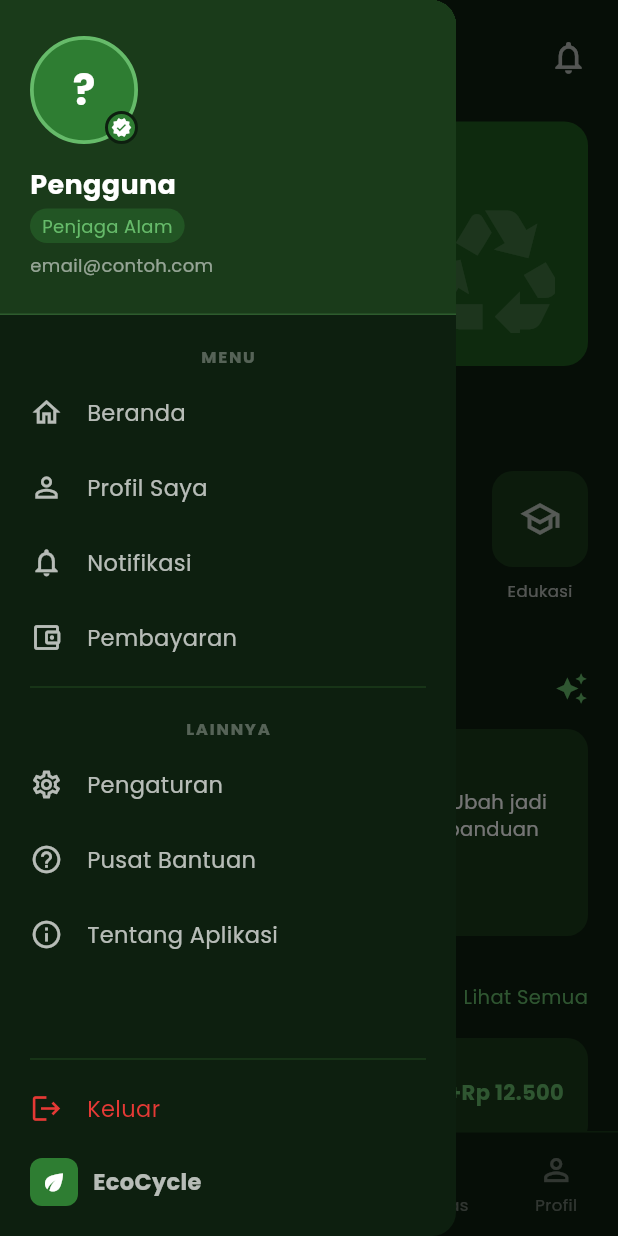
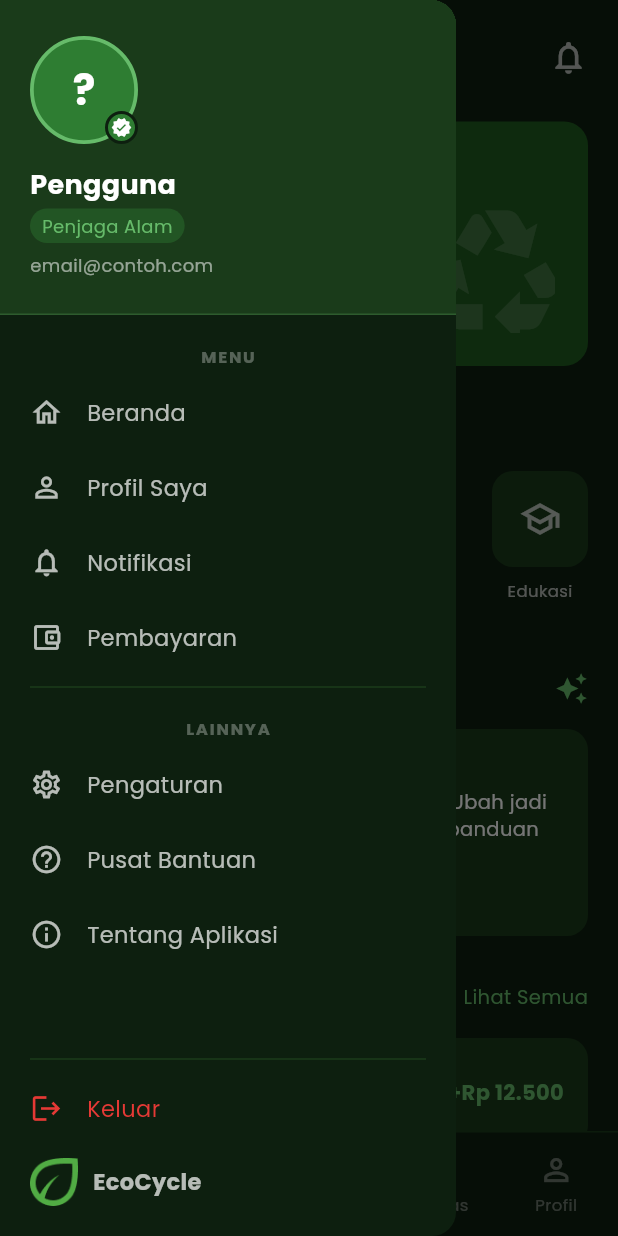
Before and after one commit to myasiirarafat07-ui/flutter_ecocycle, a Flutter app: the MainWrapper screen opened directly, with the side drawer open, on a phone screen of 412 x 824 dp. Run offline on Flutter 3.47's test engine with Material 3 defaults, Android fonts, the phone set to English and light mode, and no system bars.

Commit message:
update tag account

```diff
--- a/lib/providers/user_provider.dart
+++ b/lib/providers/user_provider.dart
@@ -11,6 +11,7 @@ class UserProvider extends ChangeNotifier {
   String _phone = '';
   String _address = '';
   String _memberSince = '';
+  String _userType = '';
   bool _isPremium = false;
   double _totalWasteKg = 0;
   double _weeklyChangePercent = 0;
@@ -23,6 +24,7 @@ class UserProvider extends ChangeNotifier {
   String get phone => _phone;
   String get address => _address;
   String get memberSince => _memberSince;
+  String get userType => _userType;
   bool get isPremium => _isPremium;
   double get totalWasteKg => _totalWasteKg;
   double get weeklyChangePercent => _weeklyChangePercent;
@@ -62,6 +64,7 @@ class UserProvider extends ChangeNotifier {
     _address = '';
     _memberSince = DateTime.now().year.toString();
     _isPremium = false;
+    _userType = userType;
     _totalWasteKg = 0;
     _weeklyChangePercent = 0;
     _treesPlanted = 0;
@@ -91,6 +94,7 @@ class UserProvider extends ChangeNotifier {
     _address = '';
     _memberSince = '';
     _isPremium = false;
+    _userType = '';
     _totalWasteKg = 0;
     _weeklyChangePercent = 0;
     _treesPlanted = 0;
--- a/lib/screens/profile/personal_info_screen.dart
+++ b/lib/screens/profile/personal_info_screen.dart
@@ -315,13 +315,15 @@ class _PersonalInfoScreenState extends State<PersonalInfoScreen> {
   }
 
   Widget _buildBadge() {
+  final user = context.read<UserProvider>();
+  final badgeLabel = user.userType.isNotEmpty ? user.userType : 'Member EcoCycle';
   return Row(
     mainAxisSize: MainAxisSize.min,
     children: [
       Icon(Icons.shield_outlined, color: AppColors.primaryLight, size: 15),
       const SizedBox(width: 5),
       Text(
-          'Member EcoCycle',
+        badgeLabel,
         style: TextStyle(
           color: AppColors.primaryLight,
           fontSize: 13,
--- a/lib/screens/profile/profile_screen.dart
+++ b/lib/screens/profile/profile_screen.dart
@@ -109,7 +109,9 @@ class ProfileScreen extends StatelessWidget {
         ],
         const SizedBox(height: 4),
         Text(
-          user.memberSince.isEmpty ? '' : 'Member sejak ${user.memberSince}',
+          user.memberSince.isEmpty
+            ? ''
+            : 'Member sejak ${user.memberSince}${user.userType.isNotEmpty ? ' · ${user.userType}' : ''}',
           style: const TextStyle(color: Colors.white54, fontSize: 13),
         ),
       ],
--- a/lib/widgets/app_drawer.dart
+++ b/lib/widgets/app_drawer.dart
@@ -23,6 +23,7 @@ class AppDrawer extends StatelessWidget {
     final displayName = user.name.isEmpty ? 'Pengguna' : user.name;
     final displayEmail = user.email.isEmpty ? 'email@contoh.com' : user.email;
     final initials = user.name.isNotEmpty ? user.name[0].toUpperCase() : '?';
+    final userType = user.userType;
 
     return Drawer(
       backgroundColor: const Color(0xFF0D1F0F),
@@ -35,6 +36,7 @@ class AppDrawer extends StatelessWidget {
               displayName: displayName,
               displayEmail: displayEmail,
               isPremium: user.isPremium,
+              userType: userType,
             ),
 
             const SizedBox(height: 8),
@@ -228,12 +230,14 @@ class _DrawerHeader extends StatelessWidget {
   final String displayName;
   final String displayEmail;
   final bool isPremium;
+  final String userType; // ← tambahan
 
   const _DrawerHeader({
     required this.initials,
     required this.displayName,
     required this.displayEmail,
     required this.isPremium,
+    required this.userType, // ← tambahan
   });
 
   @override
@@ -307,7 +311,11 @@ class _DrawerHeader extends StatelessWidget {
               borderRadius: BorderRadius.circular(12),
             ),
             child: Text(
-              isPremium ? 'Anggota Premium' : 'Penjaga Alam',
+              isPremium
+                ? 'Anggota Premium'
+                : userType.isNotEmpty
+                  ? userType
+                  : 'Penjaga Alam',
               style: const TextStyle(color: Color(0xFF66BB6A), fontSize: 12),
             ),
           ),
@@ -409,14 +417,19 @@ class _DrawerBranding extends StatelessWidget {
       padding: const EdgeInsets.symmetric(horizontal: 20, vertical: 8),
       child: Row(
         children: [
-          Container(
+          Image.asset(
+            'assets/logo/ecocycle_logo.png', // ← pakai logo yang sudah ada
             width: 32,
             height: 32,
-            decoration: BoxDecoration(
-              color: const Color(0xFF2E7D32),
-              borderRadius: BorderRadius.circular(8),
+            errorBuilder: (_, __, ___) => Container( // ← fallback jika gagal load
+              width: 32,
+              height: 32,
+              decoration: BoxDecoration(
+                color: const Color(0xFF2E7D32),
+                borderRadius: BorderRadius.circular(8),
+              ),
+              child: const Icon(Icons.eco, color: Colors.white, size: 18),
             ),
-            child: const Icon(Icons.eco, color: Colors.white, size: 18),
           ),
           const SizedBox(width: 10),
           const Text(
```
Lines whose indentation alone changed are shown as unchanged.
